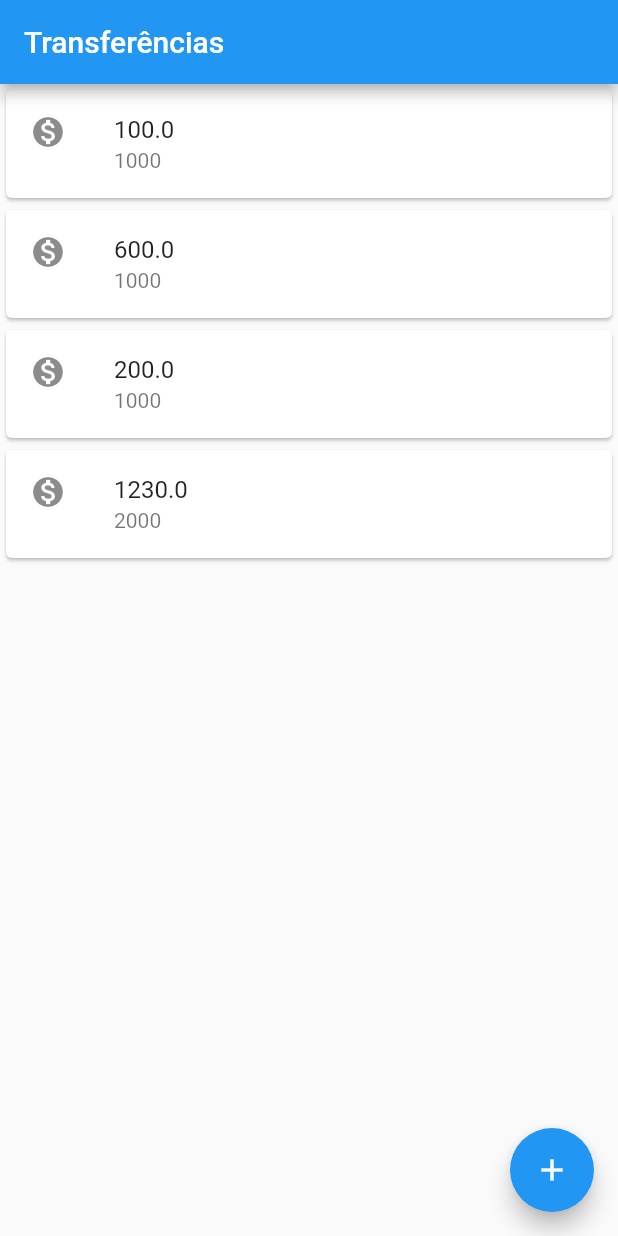
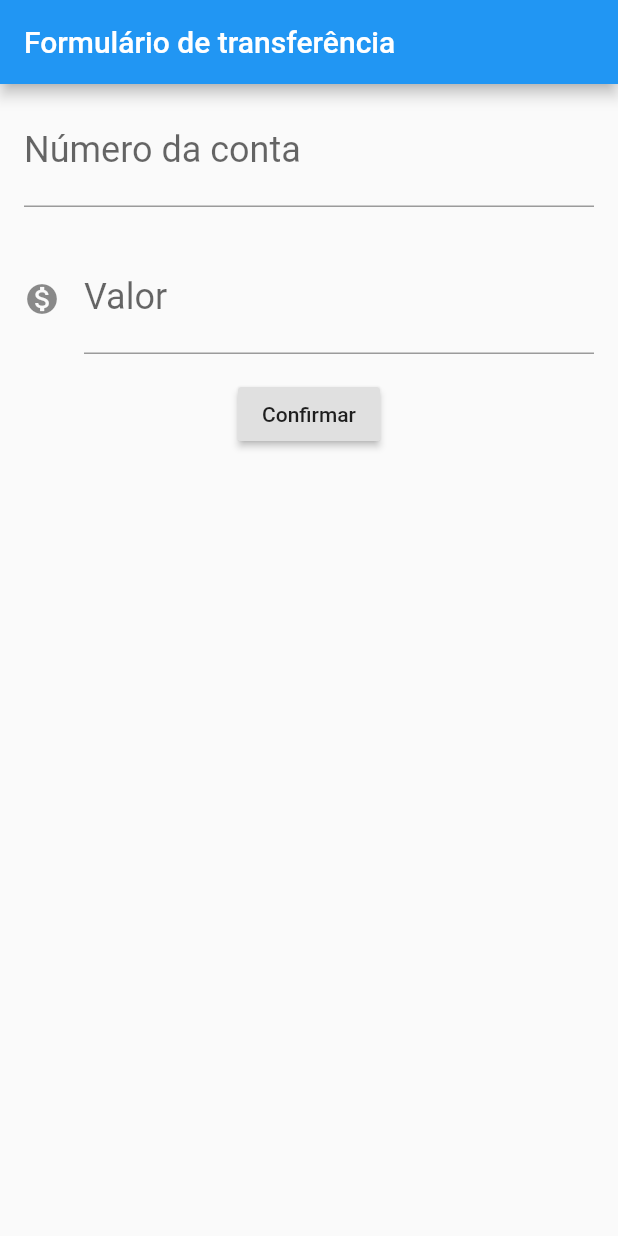
Before and after one commit to felipemarinhodev/Bytebank, a Flutter app: the screen it shows after launch, on a phone screen of 412 x 824 dp. Run offline on Flutter 3.47's test engine with Material 2 defaults, Android fonts, the phone set to English and light mode, and no system bars.

Commit message:
Adding form

```diff
--- a/lib/main.dart
+++ b/lib/main.dart
@@ -1,29 +1,94 @@
 import 'package:flutter/material.dart';
 
-void main() => runApp(
-  MaterialApp(
+void main() => runApp(BytebankApp());
+
+class BytebankApp extends StatelessWidget {
+  @override
+  Widget build(BuildContext context) {
+    return MaterialApp(
     home: Scaffold(
-      body: ListaTransferencia(),
-      appBar: AppBar(title: Text('Transferências'),),
-      floatingActionButton: FloatingActionButton(
-        child: Icon(Icons.add),
+      body: FormularioTransferencia(),
+    ),
+  );
+  }
+}
+
+class FormularioTransferencia extends StatelessWidget{
+
+final TextEditingController _controladorCampoNumeroConta = TextEditingController();
+final TextEditingController _controladorCampoValor = TextEditingController();
+
+  @override
+  Widget build(BuildContext context) {
+    return Scaffold(
+      appBar: AppBar(title: Text('Formulário de transferência'),),
+      body: Column(
+        children: <Widget>[
+          Padding(
+            padding: const EdgeInsets.fromLTRB(16.0, 8.0, 16.0, 8.0),
+            child: TextField(
+              controller: _controladorCampoNumeroConta,
+              style: TextStyle(
+                fontSize: 24.0
+              ),
+              decoration: InputDecoration(
+                labelText: 'Número da conta',
+                hintText: '0000'
+              ),
+              keyboardType: TextInputType.number,
+            ),
+          ),
+          Padding(
+            padding: const EdgeInsets.all(16.0),
+            child: TextField(
+              controller: _controladorCampoValor,
+              style: TextStyle(
+                fontSize: 24.0
+              ),
+              decoration: InputDecoration(
+                icon: Icon(Icons.monetization_on),
+                labelText: 'Valor',
+                hintText: '0.00'
+              ),
+              keyboardType: TextInputType.number,
+            ),
+          ),
+          RaisedButton(
+            onPressed: () {
+              debugPrint('Clicou no confirmar');
+              final int _numeroConta = int.tryParse(_controladorCampoNumeroConta.text);
+              final double _valor = double.tryParse(_controladorCampoValor.text);
+              if(_numeroConta != null && _valor != null) {
+                final Transferencia _transferenciaCriada = Transferencia(_valor, _numeroConta);
+                debugPrint(_transferenciaCriada.toString());
+              }
+            },
+            child: Text('Confirmar'),
+          ),
+        ],
       ),
-    ),
-  ),
-);
+    );
+  }
+}
 
 class ListaTransferencia extends StatelessWidget {
 
   @override
   Widget build(BuildContext context) {
 
-    return Column(
+    return Scaffold(
+      appBar: AppBar(title: Text('Transferências'),),
+      body: Column(
       children: <Widget>[
         ItemTransferencia(Transferencia(100.0, 1000)),
         ItemTransferencia(Transferencia(600.0, 1000)),
         ItemTransferencia(Transferencia(200.0, 1000)),
         ItemTransferencia(Transferencia(1230.0, 2000)),
       ],
+    ),
+    floatingActionButton: FloatingActionButton(
+          child: Icon(Icons.add),
+        ),
     );
   }
 }
@@ -48,4 +113,9 @@ class Transferencia {
   final double valor;
   final int numeroConta;
   Transferencia(this.valor, this.numeroConta);
+
+  @override
+  String toString() {
+    return 'Tranferencia{valor: $valor, numeroConta: $numeroConta}';
+  }
 }
```
